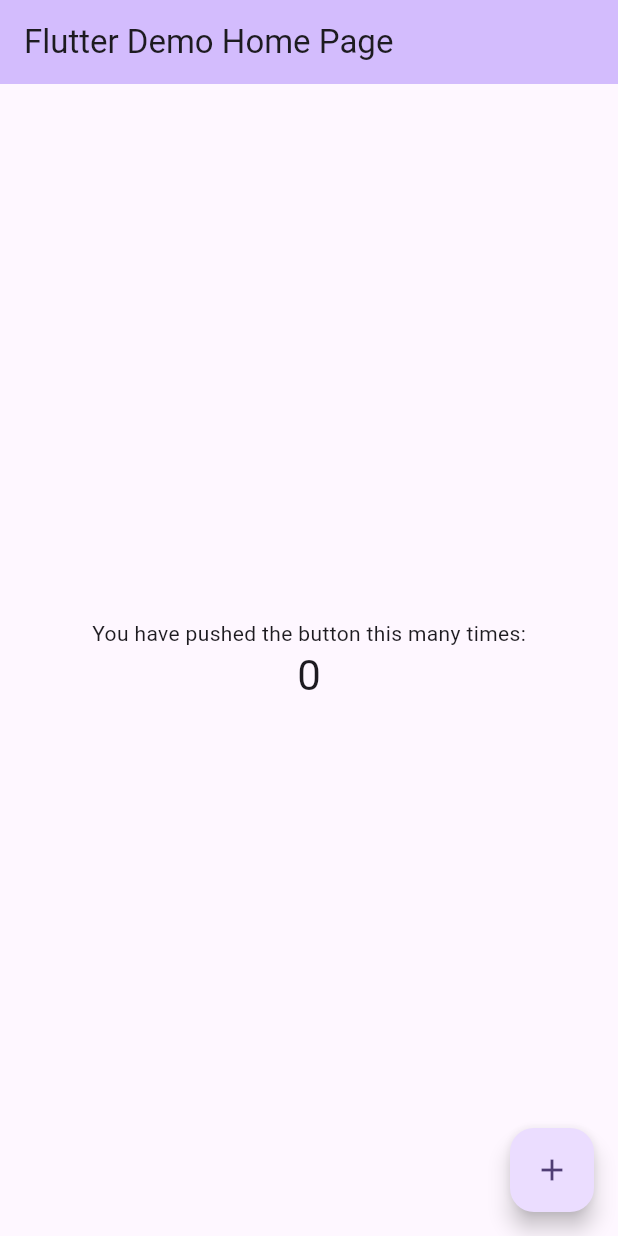
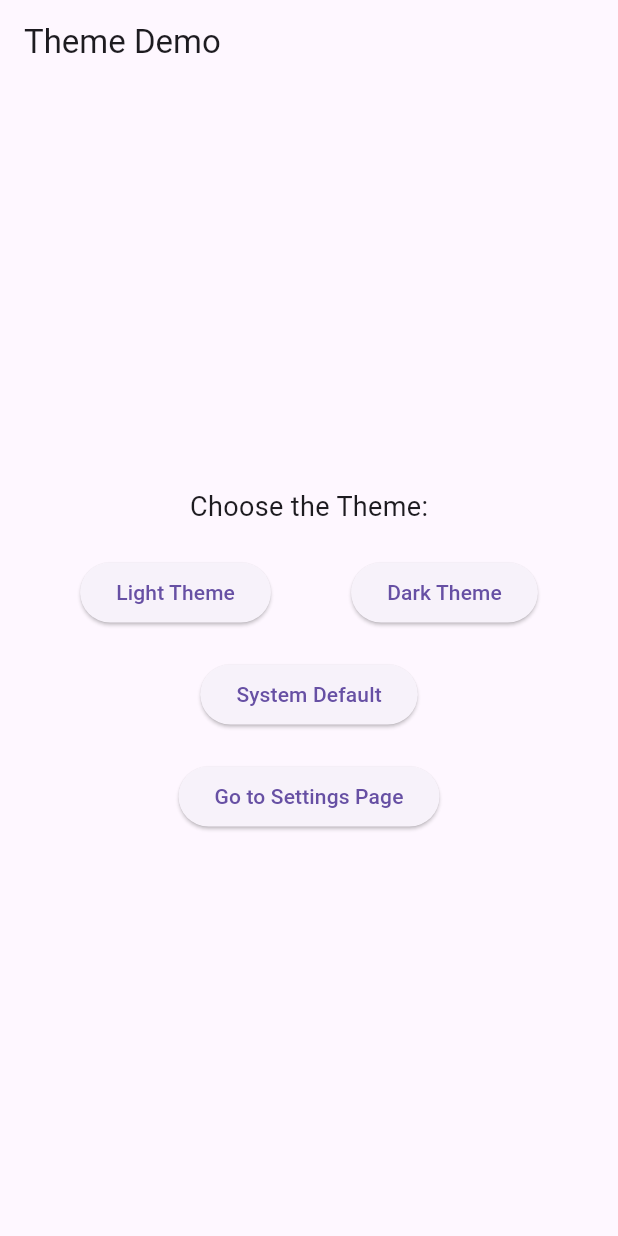
Before and after one commit to bwatts1/digital_pet_app, a Flutter app: the screen it shows after launch, on a phone screen of 412 x 824 dp. Run offline on Flutter 3.47's test engine with Material 3 defaults, Android fonts, the phone set to English and light mode, and no system bars.

Commit message:
added the last CW

```diff
--- a/lib/main.dart
+++ b/lib/main.dart
@@ -1,122 +1,115 @@
 import 'package:flutter/material.dart';
 
 void main() {
-  runApp(const MyApp());
+  runApp(const RunMyApp());
 }
 
-class MyApp extends StatelessWidget {
-  const MyApp({super.key});
+class RunMyApp extends StatefulWidget {
+  const RunMyApp({super.key});
 
-  // This widget is the root of your application.
   @override
-  Widget build(BuildContext context) {
-    return MaterialApp(
-      title: 'Flutter Demo',
-      theme: ThemeData(
-        // This is the theme of your application.
-        //
-        // TRY THIS: Try running your application with "flutter run". You'll see
-        // the application has a purple toolbar. Then, without quitting the app,
-        // try changing the seedColor in the colorScheme below to Colors.green
-        // and then invoke "hot reload" (save your changes or press the "hot
-        // reload" button in a Flutter-supported IDE, or press "r" if you used
-        // the command line to start the app).
-        //
-        // Notice that the counter didn't reset back to zero; the application
-        // state is not lost during the reload. To reset the state, use hot
-        // restart instead.
-        //
-        // This works for code too, not just values: Most code changes can be
-        // tested with just a hot reload.
-        colorScheme: ColorScheme.fromSeed(seedColor: Colors.deepPurple),
-      ),
-      home: const MyHomePage(title: 'Flutter Demo Home Page'),
-    );
-  }
+  State<RunMyApp> createState() => _RunMyAppState();
 }
 
-class MyHomePage extends StatefulWidget {
-  const MyHomePage({super.key, required this.title});
+class _RunMyAppState extends State<RunMyApp> {
+  ThemeMode _themeMode = ThemeMode.system;
 
-  // This widget is the home page of your application. It is stateful, meaning
-  // that it has a State object (defined below) that contains fields that affect
-  // how it looks.
-
-  // This class is the configuration for the state. It holds the values (in this
-  // case the title) provided by the parent (in this case the App widget) and
-  // used by the build method of the State. Fields in a Widget subclass are
-  // always marked "final".
-
-  final String title;
-
-  @override
-  State<MyHomePage> createState() => _MyHomePageState();
-}
-
-class _MyHomePageState extends State<MyHomePage> {
-  int _counter = 0;
-
-  void _incrementCounter() {
+  void changeTheme(ThemeMode themeMode) {
     setState(() {
-      // This call to setState tells the Flutter framework that something has
-      // changed in this State, which causes it to rerun the build method below
-      // so that the display can reflect the updated values. If we changed
-      // _counter without calling setState(), then the build method would not be
-      // called again, and so nothing would appear to happen.
-      _counter++;
+      _themeMode = themeMode;
     });
   }
 
   @override
   Widget build(BuildContext context) {
-    // This method is rerun every time setState is called, for instance as done
-    // by the _incrementCounter method above.
-    //
-    // The Flutter framework has been optimized to make rerunning build methods
-    // fast, so that you can just rebuild anything that needs updating rather
-    // than having to individually change instances of widgets.
-    return Scaffold(
-      appBar: AppBar(
-        // TRY THIS: Try changing the color here to a specific color (to
-        // Colors.amber, perhaps?) and trigger a hot reload to see the AppBar
-        // change color while the other colors stay the same.
-        backgroundColor: Theme.of(context).colorScheme.inversePrimary,
-        // Here we take the value from the MyHomePage object that was created by
-        // the App.build method, and use it to set our appbar title.
-        title: Text(widget.title),
+    return AnimatedTheme(
+      data: ThemeData(
+        brightness: _themeMode == ThemeMode.dark
+            ? Brightness.dark
+            : Brightness.light,
+        primarySwatch: Colors.blueGrey,
       ),
-      body: Center(
-        // Center is a layout widget. It takes a single child and positions it
-        // in the middle of the parent.
-        child: Column(
-          // Column is also a layout widget. It takes a list of children and
-          // arranges them vertically. By default, it sizes itself to fit its
-          // children horizontally, and tries to be as tall as its parent.
-          //
-          // Column has various properties to control how it sizes itself and
-          // how it positions its children. Here we use mainAxisAlignment to
-          // center the children vertically; the main axis here is the vertical
-          // axis because Columns are vertical (the cross axis would be
-          // horizontal).
-          //
-          // TRY THIS: Invoke "debug painting" (choose the "Toggle Debug Paint"
-          // action in the IDE, or press "p" in the console), to see the
-          // wireframe for each widget.
-          mainAxisAlignment: MainAxisAlignment.center,
-          children: <Widget>[
-            const Text('You have pushed the button this many times:'),
-            Text(
-              '$_counter',
-              style: Theme.of(context).textTheme.headlineMedium,
+      duration: const Duration(milliseconds: 500),
+      child: MaterialApp(
+        theme: ThemeData(primarySwatch: Colors.blueGrey),
+        darkTheme: ThemeData.dark(),
+        themeMode: _themeMode,
+        debugShowCheckedModeBanner: false,
+        home: Scaffold(
+          appBar: AppBar(
+            title: const Text('Theme Demo'),
+          ),
+          body: Center(
+            child: Column(
+              mainAxisAlignment: MainAxisAlignment.center,
+              children: [
+                const Text(
+                  'Choose the Theme:',
+                  style: TextStyle(fontSize: 18),
+                ),
+                const SizedBox(height: 20),
+                Row(
+                  mainAxisAlignment: MainAxisAlignment.spaceEvenly,
+                  children: [
+                    ElevatedButton(
+                      onPressed: () {
+                        changeTheme(ThemeMode.light);
+                      },
+                      child: const Text("Light Theme"),
+                    ),
+                    ElevatedButton(
+                      onPressed: () {
+                        changeTheme(ThemeMode.dark);
+                      },
+                      child: const Text("Dark Theme"),
+                    ),
+                  ],
+                ),
+                const SizedBox(height: 20),
+                ElevatedButton(
+                  onPressed: () {
+                    changeTheme(ThemeMode.system);
+                  },
+                  child: const Text("System Default"),
+                ),
+                const SizedBox(height: 20),
+                ElevatedButton(
+                  onPressed: () {
+                    Navigator.of(context).push(_createFadeRoute());
+                  },
+                  child: const Text("Go to Settings Page"),
+                ),
+              ],
             ),
-          ],
+          ),
         ),
       ),
-      floatingActionButton: FloatingActionButton(
-        onPressed: _incrementCounter,
-        tooltip: 'Increment',
-        child: const Icon(Icons.add),
-      ), // This trailing comma makes auto-formatting nicer for build methods.
+    );
+  }
+  PageRouteBuilder _createFadeRoute() {
+    return PageRouteBuilder(
+      pageBuilder: (context, animation, secondaryAnimation) =>
+          const SettingsPage(),
+      transitionsBuilder: (context, animation, secondaryAnimation, child) {
+        return FadeTransition(
+          opacity: animation,
+          child: child,
+        );
+      },
     );
   }
 }
+
+class SettingsPage extends StatelessWidget {
+  const SettingsPage({super.key});
+
+  @override
+  Widget build(BuildContext context) {
+    return Scaffold(
+      appBar: AppBar(title: const Text("Settings")),
+      body: const Center(
+        child: Text("This is the Settings Page"),
+      ),
+    );
+  }
+}
```
Also changed, not shown: 1 other file.
